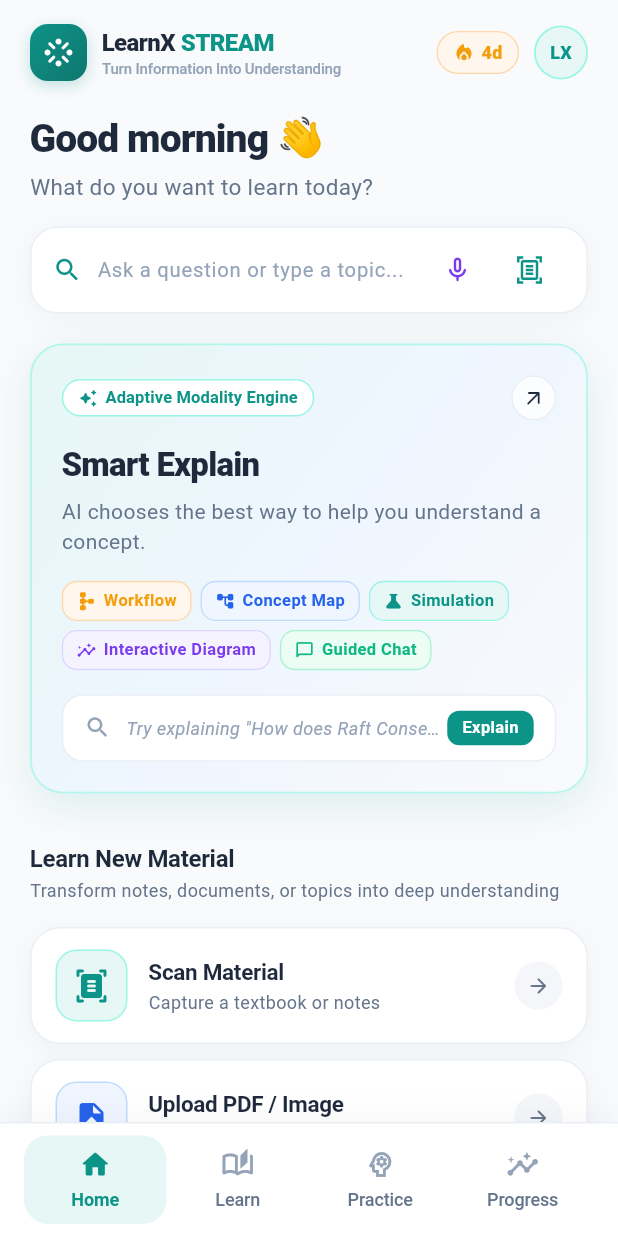
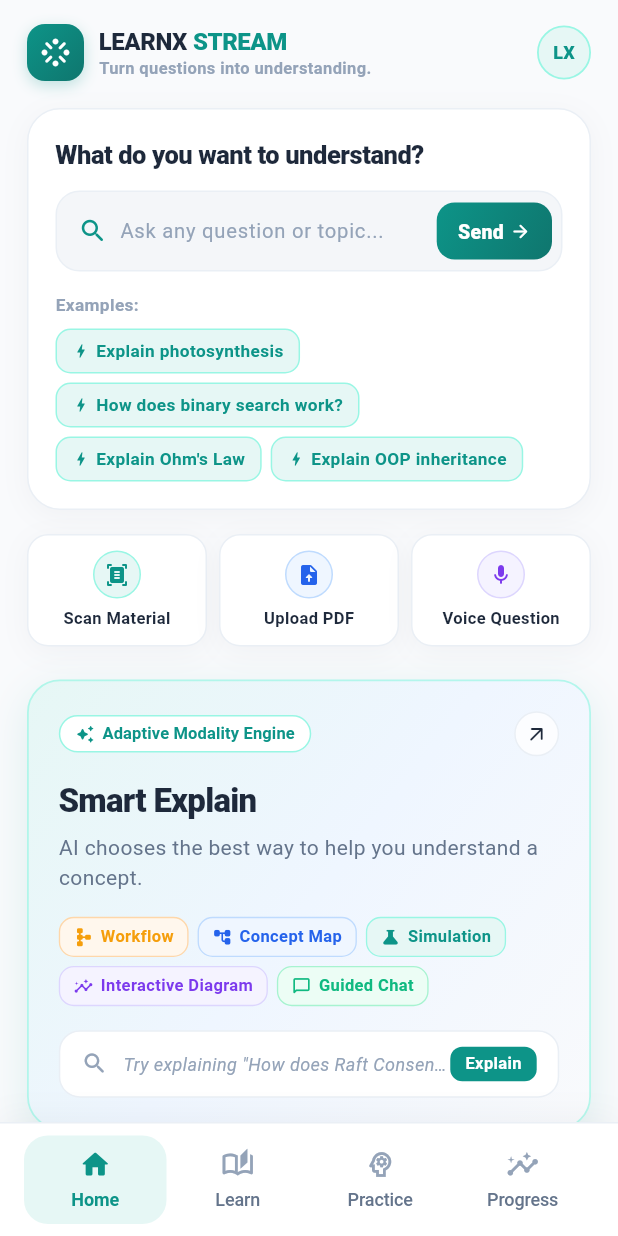
Before and after one commit to vijaycharan0501/LearnX-Stream, a Flutter app: the screen it shows after launch, on a phone screen of 412 x 824 dp. Run offline on Flutter 3.47's test engine with Material 3 defaults, Android fonts, the phone set to English and light mode, and no system bars; our stand-ins replace file_picker; missing offline and left inert: syncfusion_flutter_pdf.

Commit message:
feat(ui): clean visualization-first educational learning screen and simplified home interface

```diff
--- a/lib/features/home/screens/home_screen.dart
+++ b/lib/features/home/screens/home_screen.dart
@@ -3,12 +3,9 @@ import '../../../core/theme/app_colors.dart';
 import '../../../core/widgets/responsive_layout.dart';
 import '../../material_input/models/material_input_data.dart';
 import '../../material_input/screens/material_input_screen.dart';
-import '../widgets/action_card.dart';
 import '../widgets/concept_item_card.dart';
 import '../widgets/hero_smart_explain_card.dart';
-import '../widgets/mastery_summary_card.dart';
 import '../widgets/section_header.dart';
-import '../widgets/today_revision_card.dart';
 
 class HomeScreen extends StatefulWidget {
   final VoidCallback? onNavigateToLearn;
@@ -67,162 +64,53 @@ class _HomeScreenState extends State<HomeScreen> {
         child: ResponsiveLayout(
           child: SingleChildScrollView(
             physics: const BouncingScrollPhysics(),
-            padding: const EdgeInsets.symmetric(horizontal: 20, vertical: 16),
+            padding: const EdgeInsets.symmetric(horizontal: 18, vertical: 16),
             child: Column(
               crossAxisAlignment: CrossAxisAlignment.stretch,
               children: [
                 // Top App Brand Bar & Profile
                 _buildTopBrandHeader(),
-                const SizedBox(height: 20),
+                const SizedBox(height: 18),
 
-                // Greeting Section
-                _buildGreetingSection(),
+                // Large Main Question Input & Send Card
+                _buildMainQuestionCard(),
                 const SizedBox(height: 16),
 
-                // Universal Ask / Search Bar
-                _buildSearchBar(),
-                const SizedBox(height: 20),
+                // Compact Quick Input Tools (Scan, Upload, Voice)
+                _buildCompactInputTools(),
+                const SizedBox(height: 22),
 
-                // Hero "Smart Explain" Card
+                // Hero "Smart Explain" Card (Quick Start)
                 HeroSmartExplainCard(
                   onTap: () => _navigateToMaterialInput(
                     initialMethod: InputMethod.topic,
                     initialTopic: 'Binary Search',
                   ),
                 ),
-                const SizedBox(height: 28),
+                const SizedBox(height: 24),
 
-                // Section: Main Learning Actions
+                // Section: Recent & Recommended Concepts
                 const SectionHeader(
-                  title: 'Learn New Material',
-                  subtitle: 'Transform notes, documents, or topics into deep understanding',
-                ),
-                const SizedBox(height: 12),
-                ActionCard(
-                  title: 'Scan Material',
-                  subtitle: 'Capture a textbook or notes',
-                  icon: Icons.document_scanner_rounded,
-                  accentColor: AppColors.tealPrimary,
-                  lightColor: AppColors.tealLight,
-                  borderColor: AppColors.tealBorder,
-                  onTap: () => _navigateToMaterialInput(
-                    initialMethod: InputMethod.scan,
-                  ),
+                  title: 'Recent Concepts',
+                  subtitle: 'Pick up where you left off',
                 ),
                 const SizedBox(height: 10),
-                ActionCard(
-                  title: 'Upload PDF / Image',
-                  subtitle: 'Learn from your study material',
-                  icon: Icons.upload_file_rounded,
-                  accentColor: AppColors.bluePrimary,
-                  lightColor: AppColors.blueLight,
-                  borderColor: AppColors.blueBorder,
-                  onTap: () => _navigateToMaterialInput(
-                    initialMethod: InputMethod.upload,
-                  ),
-                ),
-                const SizedBox(height: 10),
-                ActionCard(
-                  title: 'Enter Topic',
-                  subtitle: 'Start with any concept',
-                  icon: Icons.lightbulb_outline_rounded,
-                  accentColor: AppColors.orangePrimary,
-                  lightColor: AppColors.orangeLight,
-                  borderColor: AppColors.orangeBorder,
+                ConceptItemCard(
+                  title: 'Photosynthesis',
+                  category: 'Biology • Cellular Energy & Calvin Cycle',
+                  statusText: 'Visual Ready',
+                  icon: Icons.eco_rounded,
+                  type: ConceptCardType.recent,
                   onTap: () => _navigateToMaterialInput(
                     initialMethod: InputMethod.topic,
-                  ),
-                ),
-                const SizedBox(height: 10),
-                ActionCard(
-                  title: 'Voice Question',
-                  subtitle: 'Speak your question or concept',
-                  icon: Icons.mic_rounded,
-                  accentColor: AppColors.purplePrimary,
-                  lightColor: AppColors.purpleLight,
-                  borderColor: AppColors.purpleBorder,
-                  onTap: () => _navigateToMaterialInput(
-                    initialMethod: InputMethod.voice,
-                  ),
-                ),
-                const SizedBox(height: 28),
-
-                // Section: Mastery Summary
-                SectionHeader(
-                  title: 'Mastery Summary',
-                  actionText: 'View Analytics',
-                  onActionPressed: widget.onNavigateToProgress,
-                ),
-                const SizedBox(height: 12),
-                MasterySummaryCard(
-                  masteryPercentage: 73,
-                  masteredCount: 15,
-                  totalCount: 20,
-                  onTap: widget.onNavigateToProgress,
-                ),
-                const SizedBox(height: 28),
-
-                // Section: Today's Revision
-                SectionHeader(
-                  title: "Today's Revision",
-                  subtitle: 'Optimal spaced interval for long-term retention',
-                  actionText: 'All Tasks',
-                  onActionPressed: widget.onNavigateToPractice,
-                ),
-                const SizedBox(height: 12),
-                TodayRevisionCard(
-                  topic: 'Binary Search',
-                  taskType: 'Application practice',
-                  duration: '4 mins',
-                  onStartPressed: widget.onNavigateToPractice,
-                ),
-                const SizedBox(height: 28),
-
-                // Section: Weak Concepts
-                SectionHeader(
-                  title: 'Weak Concepts',
-                  subtitle: 'Recommended for targeted simulation and review',
-                  actionText: 'Practice All',
-                  onActionPressed: widget.onNavigateToPractice,
-                ),
-                const SizedBox(height: 12),
-                ConceptItemCard(
-                  title: 'Graphs',
-                  category: 'Data Structures & Algorithms',
-                  statusText: '42% Mastery',
-                  icon: Icons.hub_outlined,
-                  type: ConceptCardType.weak,
-                  onTap: () => _navigateToMaterialInput(
-                    initialMethod: InputMethod.topic,
-                    initialTopic: 'Graphs & BFS/DFS Algorithms',
+                    initialTopic: 'Photosynthesis',
                   ),
                 ),
                 const SizedBox(height: 10),
                 ConceptItemCard(
-                  title: 'Linked Lists',
-                  category: 'Pointers & Memory Layout',
-                  statusText: '55% Mastery',
-                  icon: Icons.link_rounded,
-                  type: ConceptCardType.weak,
-                  onTap: () => _navigateToMaterialInput(
-                    initialMethod: InputMethod.topic,
-                    initialTopic: 'Linked Lists & Pointer Operations',
-                  ),
-                ),
-                const SizedBox(height: 28),
-
-                // Section: Recent Concepts
-                SectionHeader(
-                  title: 'Recent Concepts',
-                  subtitle: 'Pick up where you left off',
-                  actionText: 'Library',
-                  onActionPressed: widget.onNavigateToLearn,
-                ),
-                const SizedBox(height: 12),
-                ConceptItemCard(
                   title: 'Binary Search',
-                  category: 'Algorithms • Divide and conquer',
-                  statusText: 'Reviewed Today',
+                  category: 'Algorithms • Divide and Conquer',
+                  statusText: 'Interactive',
                   icon: Icons.search_rounded,
                   type: ConceptCardType.recent,
                   onTap: () => _navigateToMaterialInput(
@@ -232,26 +120,26 @@ class _HomeScreenState extends State<HomeScreen> {
                 ),
                 const SizedBox(height: 10),
                 ConceptItemCard(
+                  title: "Ohm's Law",
+                  category: 'Physics • Circuit Simulation',
+                  statusText: 'Interactive Sim',
+                  icon: Icons.electric_bolt_rounded,
+                  type: ConceptCardType.recent,
+                  onTap: () => _navigateToMaterialInput(
+                    initialMethod: InputMethod.topic,
+                    initialTopic: "Ohm's Law",
+                  ),
+                ),
+                const SizedBox(height: 10),
+                ConceptItemCard(
                   title: 'OOP (Object-Oriented Programming)',
-                  category: 'Software Engineering • Polymorphism',
-                  statusText: 'Mastered 88%',
+                  category: 'Software Engineering • Hierarchy',
+                  statusText: 'Concept Map',
                   icon: Icons.category_outlined,
                   type: ConceptCardType.recent,
                   onTap: () => _navigateToMaterialInput(
                     initialMethod: InputMethod.topic,
                     initialTopic: 'Object-Oriented Programming (OOP)',
-                  ),
-                ),
-                const SizedBox(height: 10),
-                ConceptItemCard(
-                  title: 'TCP Three-Way Handshake',
-                  category: 'Computer Networks • Protocol State',
-                  statusText: 'Simulation Done',
-                  icon: Icons.sync_alt_rounded,
-                  type: ConceptCardType.recent,
-                  onTap: () => _navigateToMaterialInput(
-                    initialMethod: InputMethod.topic,
-                    initialTopic: 'TCP Three-Way Handshake',
                   ),
                 ),
                 const SizedBox(height: 32),
@@ -303,12 +191,12 @@ class _HomeScreenState extends State<HomeScreen> {
                 Row(
                   children: [
                     Text(
-                      'LearnX',
+                      'LEARNX',
                       style: TextStyle(
                         fontSize: 16,
-                        fontWeight: FontWeight.w800,
+                        fontWeight: FontWeight.w900,
                         color: AppColors.textPrimary,
-                        letterSpacing: -0.4,
+                        letterSpacing: -0.3,
                       ),
                     ),
                     SizedBox(width: 4),
@@ -316,20 +204,19 @@ class _HomeScreenState extends State<HomeScreen> {
                       'STREAM',
                       style: TextStyle(
                         fontSize: 16,
-                        fontWeight: FontWeight.w800,
+                        fontWeight: FontWeight.w900,
                         color: AppColors.tealPrimary,
-                        letterSpacing: -0.4,
+                        letterSpacing: -0.3,
                       ),
                     ),
                   ],
                 ),
                 Text(
-                  'Turn Information Into Understanding',
+                  'Turn questions into understanding.',
                   style: TextStyle(
-                    fontSize: 10,
-                    fontWeight: FontWeight.w500,
+                    fontSize: 11,
+                    fontWeight: FontWeight.w600,
                     color: AppColors.textMuted,
-                    letterSpacing: -0.1,
                   ),
                 ),
               ],
@@ -337,37 +224,7 @@ class _HomeScreenState extends State<HomeScreen> {
           ],
         ),
 
-        // Right side badges: Streak and Profile Avatar
-        Row(
-          children: [
-            Container(
-              padding: const EdgeInsets.symmetric(horizontal: 10, vertical: 5),
-              decoration: BoxDecoration(
-                color: AppColors.orangeLight,
-                borderRadius: BorderRadius.circular(20),
-                border: Border.all(color: AppColors.orangeBorder, width: 0.9),
-              ),
-              child: const Row(
-                mainAxisSize: MainAxisSize.min,
-                children: [
-                  Icon(
-                    Icons.local_fire_department_rounded,
-                    size: 15,
-                    color: AppColors.orangePrimary,
-                  ),
-                  SizedBox(width: 4),
-                  Text(
-                    '4d',
-                    style: TextStyle(
-                      fontSize: 12,
-                      fontWeight: FontWeight.w800,
-                      color: AppColors.orangePrimary,
-                    ),
-                  ),
-                ],
-              ),
-            ),
-            const SizedBox(width: 10),
+        // Right side profile avatar
         Container(
           width: 36,
           height: 36,
@@ -388,56 +245,50 @@ class _HomeScreenState extends State<HomeScreen> {
           ),
         ),
       ],
-        ),
-      ],
     );
   }
 
-  Widget _buildGreetingSection() {
-    return const Column(
-      crossAxisAlignment: CrossAxisAlignment.start,
-      children: [
-        Text(
-          'Good morning 👋',
-          style: TextStyle(
-            fontSize: 26,
-            fontWeight: FontWeight.w800,
-            color: AppColors.textPrimary,
-            letterSpacing: -0.6,
-          ),
-        ),
-        SizedBox(height: 4),
-        Text(
-          'What do you want to learn today?',
-          style: TextStyle(
-            fontSize: 15,
-            fontWeight: FontWeight.w400,
-            color: AppColors.textSecondary,
-          ),
-        ),
-      ],
-    );
-  }
-
-  Widget _buildSearchBar() {
+  Widget _buildMainQuestionCard() {
     return Container(
+      padding: const EdgeInsets.all(18),
       decoration: BoxDecoration(
         color: AppColors.surface,
-        borderRadius: BorderRadius.circular(18),
+        borderRadius: BorderRadius.circular(22),
         border: Border.all(color: AppColors.cardBorder),
         boxShadow: AppColors.softShadow,
       ),
-      padding: const EdgeInsets.symmetric(horizontal: 14, vertical: 4),
+      child: Column(
+        crossAxisAlignment: CrossAxisAlignment.start,
+        children: [
+          const Text(
+            'What do you want to understand?',
+            style: TextStyle(
+              fontSize: 17,
+              fontWeight: FontWeight.w800,
+              color: AppColors.textPrimary,
+              letterSpacing: -0.3,
+            ),
+          ),
+          const SizedBox(height: 12),
+
+          // Input Box with Send Button
+          Container(
+            padding: const EdgeInsets.only(left: 14, right: 6, top: 4, bottom: 4),
+            decoration: BoxDecoration(
+              color: AppColors.surfaceSecondary,
+              borderRadius: BorderRadius.circular(16),
+              border: Border.all(color: AppColors.cardBorder),
+            ),
             child: Row(
               children: [
                 const Icon(Icons.search_rounded, color: AppColors.tealPrimary, size: 20),
-          const SizedBox(width: 10),
+                const SizedBox(width: 8),
                 Expanded(
                   child: TextField(
                     controller: _searchController,
                     onSubmitted: (_) => _handleSearchSubmit(),
                     decoration: const InputDecoration(
-                hintText: 'Ask a question or type a topic...',
+                      hintText: 'Ask any question or topic...',
                       hintStyle: TextStyle(
                         fontSize: 13.5,
                         color: AppColors.textMuted,
@@ -454,18 +305,185 @@ class _HomeScreenState extends State<HomeScreen> {
                     ),
                   ),
                 ),
-          IconButton(
-            icon: const Icon(Icons.mic_none_rounded, color: AppColors.purplePrimary, size: 20),
-            tooltip: 'Voice Input',
-            onPressed: () => _navigateToMaterialInput(initialMethod: InputMethod.voice),
+                InkWell(
+                  onTap: _handleSearchSubmit,
+                  borderRadius: BorderRadius.circular(12),
+                  child: Container(
+                    padding: const EdgeInsets.symmetric(horizontal: 14, vertical: 10),
+                    decoration: BoxDecoration(
+                      gradient: const LinearGradient(
+                        colors: [AppColors.tealPrimary, Color(0xFF0F766E)],
+                        begin: Alignment.topLeft,
+                        end: Alignment.bottomRight,
                       ),
-          IconButton(
-            icon: const Icon(Icons.document_scanner_outlined, color: AppColors.tealPrimary, size: 20),
-            tooltip: 'Scan Study Material',
-            onPressed: () => _navigateToMaterialInput(initialMethod: InputMethod.scan),
+                      borderRadius: BorderRadius.circular(12),
+                    ),
+                    child: const Row(
+                      mainAxisSize: MainAxisSize.min,
+                      children: [
+                        Text(
+                          'Send',
+                          style: TextStyle(
+                            fontSize: 13,
+                            fontWeight: FontWeight.w800,
+                            color: AppColors.textLight,
+                          ),
+                        ),
+                        SizedBox(width: 4),
+                        Icon(Icons.arrow_forward_rounded, color: AppColors.textLight, size: 14),
+                      ],
+                    ),
+                  ),
+                ),
+              ],
+            ),
+          ),
+          const SizedBox(height: 14),
+
+          // Example Prompts Chips
+          const Text(
+            'Examples:',
+            style: TextStyle(
+              fontSize: 11.5,
+              fontWeight: FontWeight.w700,
+              color: AppColors.textMuted,
+            ),
+          ),
+          const SizedBox(height: 8),
+          Wrap(
+            spacing: 6,
+            runSpacing: 6,
+            children: [
+              _buildExampleChip('Explain photosynthesis'),
+              _buildExampleChip('How does binary search work?'),
+              _buildExampleChip("Explain Ohm's Law"),
+              _buildExampleChip('Explain OOP inheritance'),
+            ],
           ),
         ],
       ),
     );
   }
+
+  Widget _buildExampleChip(String topic) {
+    return InkWell(
+      onTap: () {
+        _searchController.text = topic;
+        _navigateToMaterialInput(
+          initialMethod: InputMethod.topic,
+          initialTopic: topic,
+        );
+      },
+      borderRadius: BorderRadius.circular(10),
+      child: Container(
+        padding: const EdgeInsets.symmetric(horizontal: 10, vertical: 6),
+        decoration: BoxDecoration(
+          color: AppColors.tealLight,
+          borderRadius: BorderRadius.circular(10),
+          border: Border.all(color: AppColors.tealBorder),
+        ),
+        child: Row(
+          mainAxisSize: MainAxisSize.min,
+          children: [
+            const Icon(Icons.bolt_rounded, size: 12, color: AppColors.tealPrimary),
+            const SizedBox(width: 4),
+            Text(
+              topic,
+              style: const TextStyle(
+                fontSize: 11.5,
+                fontWeight: FontWeight.w700,
+                color: AppColors.tealPrimary,
+              ),
+            ),
+          ],
+        ),
+      ),
+    );
   }
+
+  Widget _buildCompactInputTools() {
+    return Row(
+      children: [
+        Expanded(
+          child: _buildToolButton(
+            icon: Icons.document_scanner_rounded,
+            label: 'Scan Material',
+            color: AppColors.tealPrimary,
+            bgColor: AppColors.tealLight,
+            borderColor: AppColors.tealBorder,
+            onTap: () => _navigateToMaterialInput(initialMethod: InputMethod.scan),
+          ),
+        ),
+        const SizedBox(width: 8),
+        Expanded(
+          child: _buildToolButton(
+            icon: Icons.upload_file_rounded,
+            label: 'Upload PDF',
+            color: AppColors.bluePrimary,
+            bgColor: AppColors.blueLight,
+            borderColor: AppColors.blueBorder,
+            onTap: () => _navigateToMaterialInput(initialMethod: InputMethod.upload),
+          ),
+        ),
+        const SizedBox(width: 8),
+        Expanded(
+          child: _buildToolButton(
+            icon: Icons.mic_rounded,
+            label: 'Voice Question',
+            color: AppColors.purplePrimary,
+            bgColor: AppColors.purpleLight,
+            borderColor: AppColors.purpleBorder,
+            onTap: () => _navigateToMaterialInput(initialMethod: InputMethod.voice),
+          ),
+        ),
+      ],
+    );
+  }
+
+  Widget _buildToolButton({
+    required IconData icon,
+    required String label,
+    required Color color,
+    required Color bgColor,
+    required Color borderColor,
+    required VoidCallback onTap,
+  }) {
+    return InkWell(
+      onTap: onTap,
+      borderRadius: BorderRadius.circular(14),
+      child: Container(
+        padding: const EdgeInsets.symmetric(vertical: 10, horizontal: 8),
+        decoration: BoxDecoration(
+          color: AppColors.surface,
+          borderRadius: BorderRadius.circular(14),
+          border: Border.all(color: AppColors.cardBorder),
+          boxShadow: AppColors.softShadow,
+        ),
+        child: Column(
+          children: [
+            Container(
+              padding: const EdgeInsets.all(7),
+              decoration: BoxDecoration(
+                color: bgColor,
+                shape: BoxShape.circle,
+                border: Border.all(color: borderColor),
+              ),
+              child: Icon(icon, size: 16, color: color),
+            ),
+            const SizedBox(height: 6),
+            Text(
+              label,
+              style: const TextStyle(
+                fontSize: 11,
+                fontWeight: FontWeight.w700,
+                color: AppColors.textPrimary,
+              ),
+              maxLines: 1,
+              overflow: TextOverflow.ellipsis,
+            ),
+          ],
+        ),
+      ),
+    );
+  }
+}
```
Also changed, not shown: lib/features/smart_explain/screens/smart_explain_screen.dart (+158 -80 lines). Lines whose indentation alone changed are shown as unchanged.
